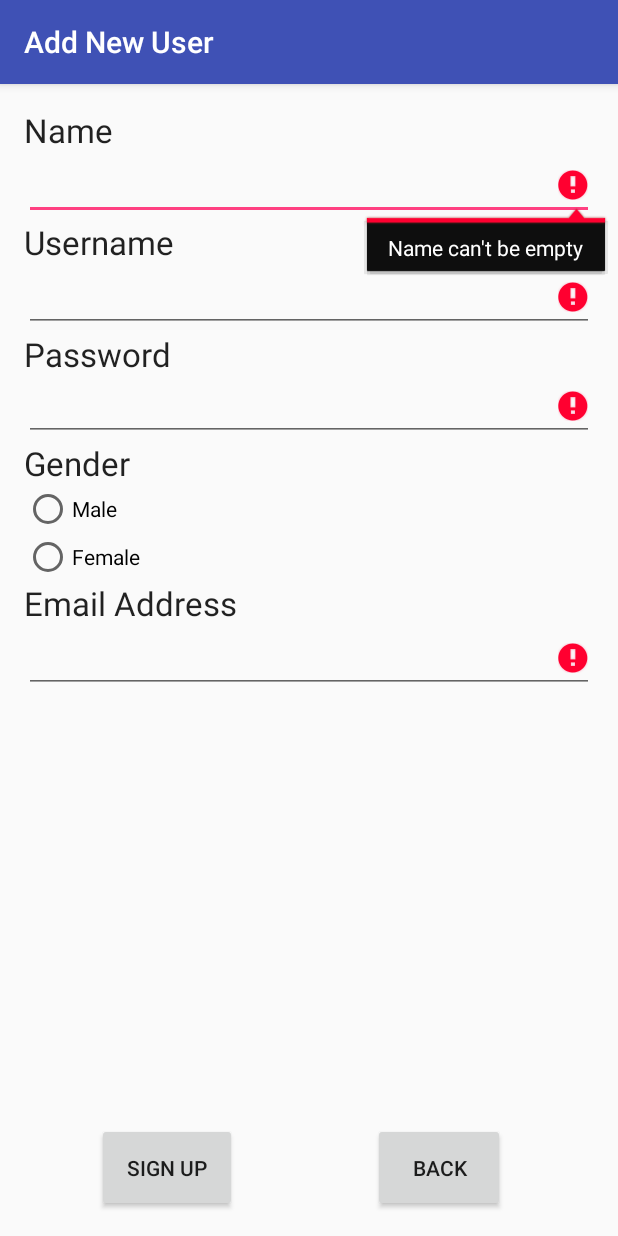
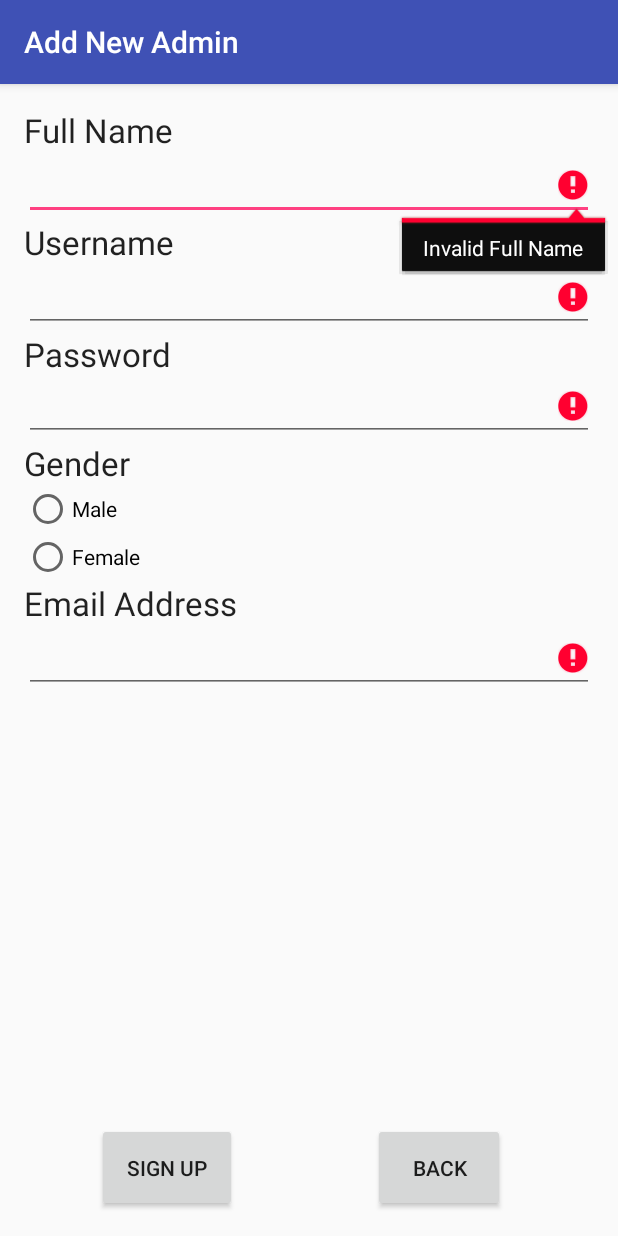
Before and after one commit to clover67/StudentManagement, an Android app: the add_user screen opened directly, with no data from a screen before it, after a tap on "SIGN UP", on a phone screen of 412 x 824 dp. Run offline under Robolectric (Android 15) with nearby library versions, the phone set to English and light mode, and no system bars; our stand-ins replace Volley.

```diff
--- a/app/src/main/AndroidManifest.xml
+++ b/app/src/main/AndroidManifest.xml
@@ -22,7 +22,7 @@
         <activity android:name=".Display"
                    android:label="Main Menu"/>
         <activity android:name=".add_user"
-                    android:label="Add New User"/>
+                    android:label="Add New Admin"/>
         <activity android:name=".ManagePage"
             android:label="Manage Student Data"/>
         <activity android:name=".SearchPage" />
--- a/app/src/main/java/com/example/user/studentdatamanagementsystem/add_user.java
+++ b/app/src/main/java/com/example/user/studentdatamanagementsystem/add_user.java
@@ -132,13 +132,13 @@ public class add_user extends AppCompatActivity {
 //       final String gender = selectRadio.getText().toString();
          String email = etEmail.getText().toString();
 
-
+        String namePattern = "[a-zA-Z ]+";
         String emailPattern = "[a-zA-Z0-9._-]+@[a-z]+\\.+[a-z]+";
 
         boolean valid = true;
-        if(name.isEmpty()){
+        if(name.isEmpty()||!name.matches(namePattern)){
             valid = false;
-            etName.setError("Name can't be empty");
+            etName.setError("Invalid Full Name");
         }
         else
         {
--- a/app/src/main/res/layout/activity_add_student.xml
+++ b/app/src/main/res/layout/activity_add_student.xml
@@ -36,7 +36,7 @@
         android:layout_width="wrap_content"
         android:layout_height="wrap_content"
         android:textAppearance="?android:attr/textAppearanceMedium"
-        android:text="Name"
+        android:text="Full Name"
         android:id="@+id/tvName"
         android:layout_below="@+id/etID"
         android:layout_alignParentStart="true" />
--- a/app/src/main/res/layout/activity_add_user.xml
+++ b/app/src/main/res/layout/activity_add_user.xml
@@ -22,7 +22,7 @@
         android:layout_width="wrap_content"
         android:layout_height="wrap_content"
         android:textAppearance="?android:attr/textAppearanceLarge"
-        android:text="Name"
+        android:text="Full Name"
         android:id="@+id/textView"
         android:layout_alignParentTop="true"
         android:layout_alignParentStart="true" />
--- a/app/src/main/res/layout/display.xml
+++ b/app/src/main/res/layout/display.xml
@@ -17,7 +17,7 @@
         android:padding="30dp"
         android:textSize="20sp"
         android:layout_margin="10dp"
-        android:text="Add User"
+        android:text="Add Admin"
         android:id="@+id/button_adduser"
         android:layout_gravity="center_horizontal"
         android:background="#78befc" />
```
Also changed, not shown: app/src/main/java/com/example/user/studentdatamanagementsystem/AddStudent.java (+9 -6 lines).
